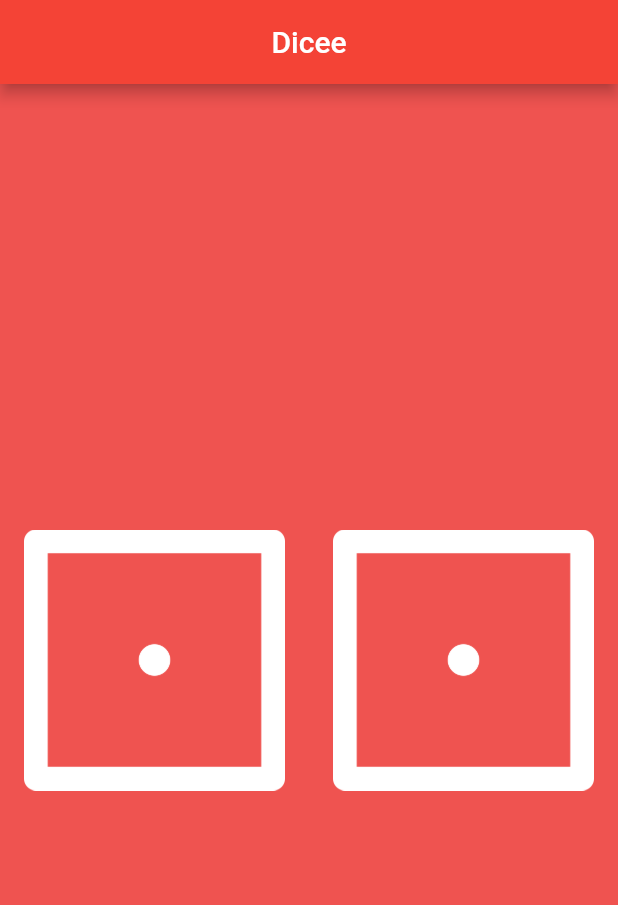
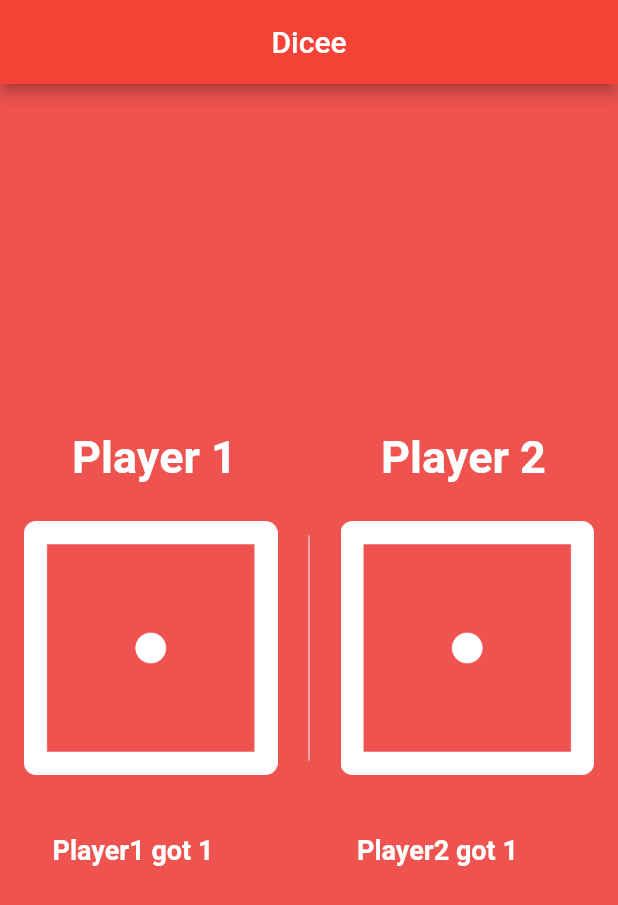
Before and after one commit to architjain-12/Flutter-Dicee, a Flutter app: the screen it shows after launch, on a phone screen of 412 x 824 dp. Shown: the top 905 px of the screen. Run offline on Flutter 3.47's test engine with Material 2 defaults, Android fonts, the phone set to English and light mode, and no system bars.

Commit message:
Second version

```diff
--- a/lib/main.dart
+++ b/lib/main.dart
@@ -28,8 +28,44 @@ class _DicePageState extends State<DicePage> {
   int rdice = 1;
   @override
   Widget build(BuildContext context) {
-    return Center(
-      child: Row(
+    return SafeArea(
+      child: Center(
+        child: Column(
+          mainAxisAlignment: MainAxisAlignment.center,
+          children: <Widget>[
+            Row(
+              children: <Widget>[
+                Expanded(
+                  child: Padding(
+                    padding: const EdgeInsets.all(25.0),
+                    child: Text(
+                      'Player 1',
+                      style: TextStyle(
+                        fontSize: 30.0,
+                        color: Colors.white,
+                        fontWeight: FontWeight.bold,
+                      ),
+                      textAlign: TextAlign.center,
+                    ),
+                  ),
+                ),
+                Expanded(
+                  child: Padding(
+                    padding: const EdgeInsets.all(25.0),
+                    child: Text(
+                      'Player 2',
+                      style: TextStyle(
+                        fontSize: 30.0,
+                        color: Colors.white,
+                        fontWeight: FontWeight.bold,
+                      ),
+                      textAlign: TextAlign.center,
+                    ),
+                  ),
+                ),
+              ],
+            ),
+            Row(
               children: <Widget>[
                 Expanded(
                   child: FlatButton(
@@ -39,6 +75,13 @@ class _DicePageState extends State<DicePage> {
                       });
                     },
                     child: Image.asset('images/dice$ldice.png'),
+                  ),
+                ),
+                SizedBox(
+                  width: 10.0,
+                  height: 150.0,
+                  child: VerticalDivider(
+                    color: Colors.white,
                   ),
                 ),
                 Expanded(
@@ -53,6 +96,40 @@ class _DicePageState extends State<DicePage> {
                 ),
               ],
             ),
+            Padding(
+              padding: const EdgeInsets.all(20.0),
+              child: Row(
+                children: <Widget>[
+                  Expanded(
+                    child: Padding(
+                      padding: const EdgeInsets.fromLTRB(15.0 , 20.0 ,30 ,20),
+                      child: Text('Player1 got $ldice',
+                        style: TextStyle(
+                          fontSize: 18.0,
+                          fontWeight: FontWeight.bold,
+                          color: Colors.white,
+                        ),
+                      ),
+                    ),
+                  ),
+                  Expanded(
+                    child: Padding(
+                      padding: const EdgeInsets.fromLTRB(32.0 , 20.0 ,20 ,20),
+                      child: Text('Player2 got $rdice',
+                        style: TextStyle(
+                          fontSize: 18.0,
+                          fontWeight: FontWeight.bold,
+                          color: Colors.white,
+                        ),
+                      ),
+                    ),
+                  ),
+                ],
+              ),
+            ),
+          ],
+        ),
+      ),
     );
   }
 }
```
Also changed, not shown: 1 other file. Lines whose indentation alone changed are shown as unchanged.
